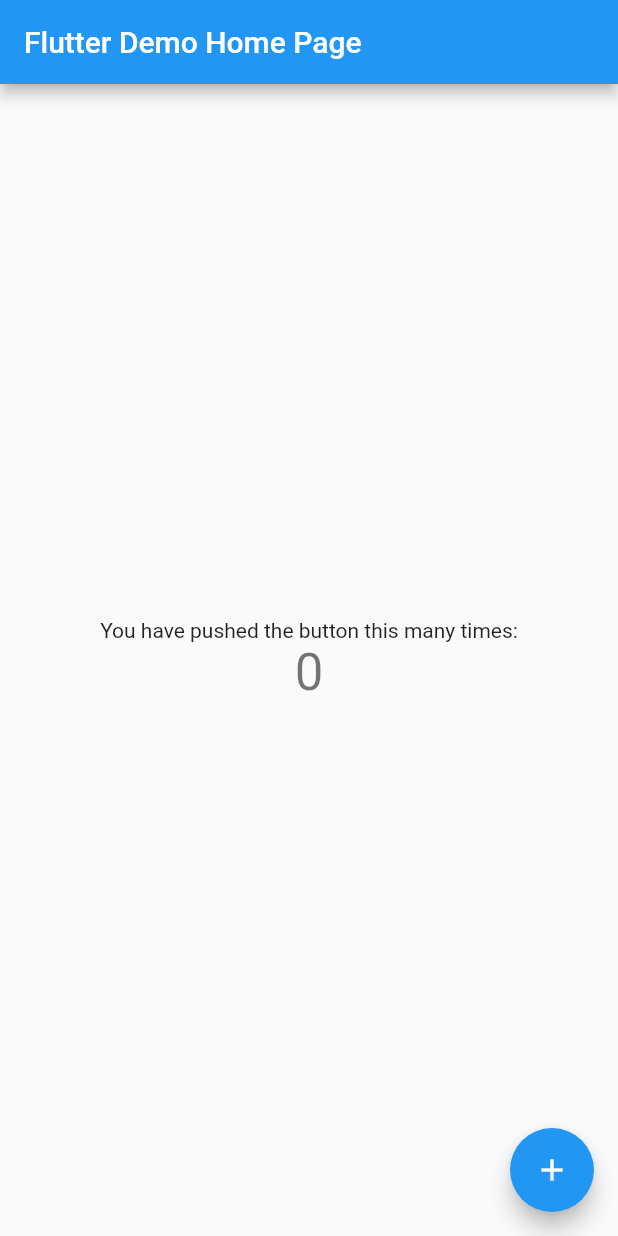
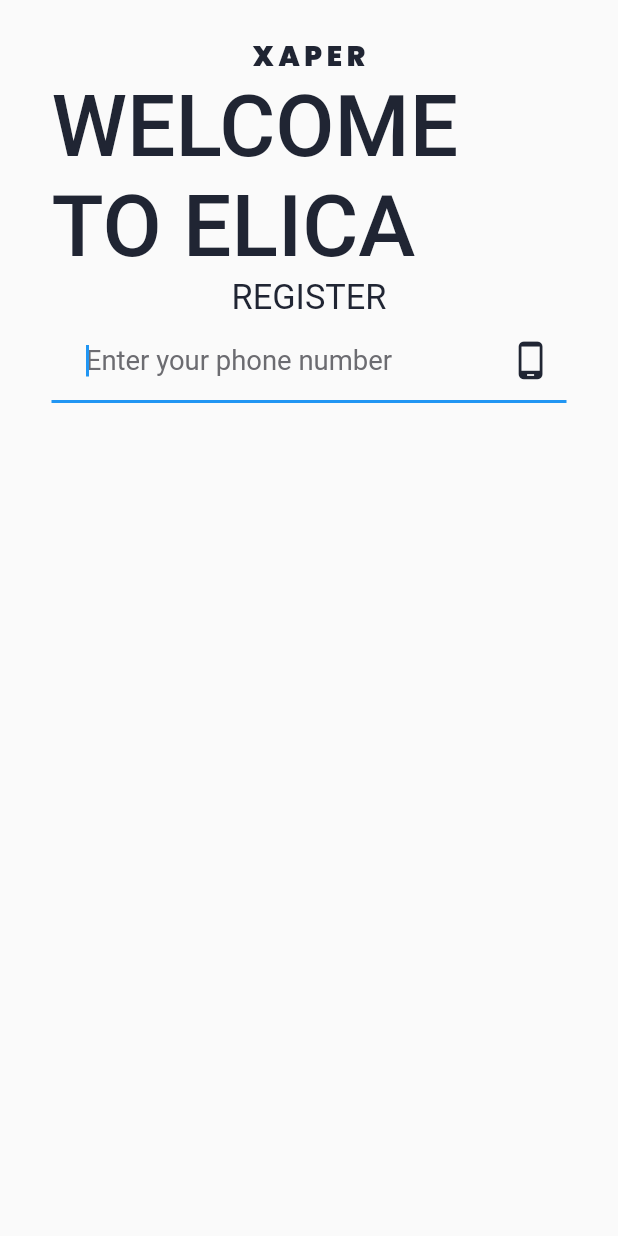
Before and after one commit to farrux025/smart_car_app, a Flutter app: the screen it shows after launch, on a phone screen of 412 x 824 dp. Run offline on Flutter 3.47's test engine with Material 2 defaults, Android fonts, the light colour scheme and no system bars; our stand-ins replace flutter_screenutil.

Commit message:
create register_screen.dart

```diff
--- /dev/null
+++ b/lib/components/app_text.dart
@@ -0,0 +1,37 @@
+import 'package:flutter/material.dart';
+
+class AppText extends StatelessWidget {
+  String text;
+  double? size;
+  Color? textColor;
+  FontWeight? fontWeight;
+  int? maxLines;
+  TextAlign? textAlign;
+  TextDecoration? textDecoration;
+  String? fontFamily;
+
+  AppText(this.text,
+      {super.key,
+      this.size,
+      this.textColor,
+      this.textAlign,
+      this.fontWeight,
+      this.textDecoration,
+      this.fontFamily,
+      this.maxLines});
+
+  @override
+  Widget build(BuildContext context) {
+    return Text(
+      text,
+      style: TextStyle(
+          color: textColor,
+          fontWeight: fontWeight,
+          fontSize: size,
+          fontFamily: fontFamily,
+          decoration: textDecoration),
+      maxLines: maxLines,
+      textAlign: textAlign,
+    );
+  }
+}
--- /dev/null
+++ b/lib/components/app_text_form_field.dart
@@ -0,0 +1,79 @@
+import 'package:flutter/material.dart';
+import 'package:flutter/services.dart';
+import 'package:flutter_screenutil/flutter_screenutil.dart';
+
+import '../constants/color.dart';
+
+class AppTextFormField extends StatelessWidget {
+  String? labelText;
+  FormFieldValidator<String>? validator;
+  TextEditingController? textEditingController;
+  Icon? prefixIcon;
+  List<TextInputFormatter>? inputFormatter;
+  Widget? prefix;
+  Widget? suffixIcon;
+  String? hint;
+  int? maxLines;
+  int? maxLength;
+  TextInputType? keyboardType;
+  ValueChanged<String>? onChanged;
+  bool? autoFocus;
+
+  AppTextFormField(
+      {this.labelText,
+      this.validator,
+      this.textEditingController,
+      this.prefixIcon,
+      this.inputFormatter,
+      this.prefix,
+      this.suffixIcon,
+      this.hint,
+      this.maxLines,
+      this.maxLength,
+      this.keyboardType,
+      this.onChanged,
+      this.autoFocus,
+      Key? key})
+      : super(key: key);
+
+  @override
+  Widget build(BuildContext context) {
+    return TextFormField(
+      validator: validator,
+      controller: textEditingController,
+      maxLines: maxLines,
+      maxLength: maxLength,
+      style: TextStyle(fontSize: 16.sp),
+      inputFormatters: inputFormatter,
+      keyboardType: keyboardType,
+      autofocus: autoFocus ?? true,
+      onChanged: onChanged,
+      decoration: InputDecoration(
+        labelText: labelText,
+        hintText: hint,
+        contentPadding: EdgeInsets.symmetric(vertical: 15.h, horizontal: 20.w),
+        hintStyle: TextStyle(fontSize: 16.sp, color: AppColor.buttonRightColor),
+        prefix: prefix,
+        prefixIcon: getPrefixIcon(),
+        suffixIcon: suffixIcon,
+        // border: OutlineInputBorder(borderRadius: BorderRadius.circular(10.r)),
+        // enabledBorder: OutlineInputBorder(
+        //     borderRadius: BorderRadius.circular(15.r),
+        //     borderSide: BorderSide(color: AppColor.buttonColor)),
+        fillColor: Colors.black26,
+      ),
+    );
+  }
+
+  getPrefixIcon() {
+    return prefixIcon != null
+        ? Padding(
+            padding: EdgeInsets.symmetric(horizontal: 15.w),
+            child: IconTheme(
+              data: const IconThemeData(color: AppColor.textColor),
+              child: prefixIcon!,
+            ),
+          )
+        : null;
+  }
+}
--- /dev/null
+++ b/lib/constants/color.dart
@@ -0,0 +1,11 @@
+import 'dart:ui';
+
+class AppColor {
+  static const secondary = Color(0xFFDDE6FF);
+  static const white = Color(0xFFFFFFFF);
+  static const textColor = Color(0xFF202533);
+  static const textColorBlue = Color(0xFF4860AA);
+  static const buttonLeftColor = Color(0xFF202533);
+  static const buttonRightColor = Color(0xFF6C6C71);
+  static const backgroundColor = Color(0xFFDEE0E5);
+}
--- a/lib/constants/routes.dart
+++ b/lib/constants/routes.dart
@@ -1,15 +1,18 @@
 import 'package:flutter/cupertino.dart';
-import 'package:smart_car_app/views/home.dart';
+import 'package:smart_car_app/views/auth/register_screen.dart';
+import 'package:smart_car_app/views/home/home.dart';
 
 class Routes {
   static const home = "/home";
+  static const register = "/register-screen";
 
   static Map<String, WidgetBuilder> routesMap() {
     return {
       // home
       Routes.home: (context) => const HomeScreen(),
 
-      // test
+      // register
+      Routes.register: (context) => const RegisterScreen(),
     };
   }
 }
--- a/lib/main.dart
+++ b/lib/main.dart
@@ -1,4 +1,6 @@
 import 'package:flutter/material.dart';
+import 'package:flutter_screenutil/flutter_screenutil.dart';
+import 'package:smart_car_app/constants/routes.dart';
 
 void main() {
   runApp(const MyApp());
@@ -7,100 +9,23 @@
 class MyApp extends StatelessWidget {
   const MyApp({super.key});
 
+  static final GlobalKey<NavigatorState> navigatorKey =
+      GlobalKey<NavigatorState>();
+
   // This widget is the root of your application.
   @override
   Widget build(BuildContext context) {
-    return MaterialApp(
-      title: 'Flutter Demo',
-      theme: ThemeData(
-        primarySwatch: Colors.blue,
+    return ScreenUtilInit(
+      designSize: const Size(360, 690),
+      minTextAdapt: true,
+      splitScreenMode: true,
+      builder: () => MaterialApp(
+        title: 'Smart Car App',
+        navigatorKey: MyApp.navigatorKey,
+        theme: ThemeData(primarySwatch: Colors.blue),
+        routes: Routes.routesMap(),
+        initialRoute: Routes.register,
       ),
-      home: const MyHomePage(title: 'Flutter Demo Home Page'),
     );
   }
 }
-
-class MyHomePage extends StatefulWidget {
-  const MyHomePage({super.key, required this.title});
-
-  // This widget is the home page of your application. It is stateful, meaning
-  // that it has a State object (defined below) that contains fields that affect
-  // how it looks.
-
-  // This class is the configuration for the state. It holds the values (in this
-  // case the title) provided by the parent (in this case the App widget) and
-  // used by the build method of the State. Fields in a Widget subclass are
-  // always marked "final".
-
-  final String title;
-
-  @override
-  State<MyHomePage> createState() => _MyHomePageState();
-}
-
-class _MyHomePageState extends State<MyHomePage> {
-  int _counter = 0;
-
-  void _incrementCounter() {
-    setState(() {
-      // This call to setState tells the Flutter framework that something has
-      // changed in this State, which causes it to rerun the build method below
-      // so that the display can reflect the updated values. If we changed
-      // _counter without calling setState(), then the build method would not be
-      // called again, and so nothing would appear to happen.
-      _counter++;
-    });
-  }
-
-  @override
-  Widget build(BuildContext context) {
-    // This method is rerun every time setState is called, for instance as done
-    // by the _incrementCounter method above.
-    //
-    // The Flutter framework has been optimized to make rerunning build methods
-    // fast, so that you can just rebuild anything that needs updating rather
-    // than having to individually change instances of widgets.
-    return Scaffold(
-      appBar: AppBar(
-        // Here we take the value from the MyHomePage object that was created by
-        // the App.build method, and use it to set our appbar title.
-        title: Text(widget.title),
-      ),
-      body: Center(
-        // Center is a layout widget. It takes a single child and positions it
-        // in the middle of the parent.
-        child: Column(
-          // Column is also a layout widget. It takes a list of children and
-          // arranges them vertically. By default, it sizes itself to fit its
-          // children horizontally, and tries to be as tall as its parent.
-          //
-          // Invoke "debug painting" (press "p" in the console, choose the
-          // "Toggle Debug Paint" action from the Flutter Inspector in Android
-          // Studio, or the "Toggle Debug Paint" command in Visual Studio Code)
-          // to see the wireframe for each widget.
-          //
-          // Column has various properties to control how it sizes itself and
-          // how it positions its children. Here we use mainAxisAlignment to
-          // center the children vertically; the main axis here is the vertical
-          // axis because Columns are vertical (the cross axis would be
-          // horizontal).
-          mainAxisAlignment: MainAxisAlignment.center,
-          children: <Widget>[
-            const Text(
-              'You have pushed the button this many times:',
-            ),
-            Text(
-              '$_counter',
-              style: Theme.of(context).textTheme.headline4,
-            ),
-          ],
-        ),
-      ),
-      floatingActionButton: FloatingActionButton(
-        onPressed: _incrementCounter,
-        tooltip: 'Increment',
-        child: const Icon(Icons.add),
-      ), // This trailing comma makes auto-formatting nicer for build methods.
-    );
-  }
-}
--- /dev/null
+++ b/lib/views/auth/register_screen.dart
@@ -0,0 +1,51 @@
+import 'package:flutter/material.dart';
+import 'package:flutter_screenutil/flutter_screenutil.dart';
+import 'package:smart_car_app/components/app_text.dart';
+import 'package:smart_car_app/components/app_text_form_field.dart';
+import 'package:smart_car_app/constants/color.dart';
+
+class RegisterScreen extends StatelessWidget {
+  const RegisterScreen({super.key});
+
+  @override
+  Widget build(BuildContext context) {
+    return Scaffold(
+      body: SafeArea(
+        child: Container(
+          height: ScreenUtil().screenHeight,
+          padding: EdgeInsets.symmetric(horizontal: 30.w, vertical: 20.h),
+          child: Column(
+            children: [
+              Flexible(
+                  flex: 1,
+                  child: AppText("X A P E R",
+                      size: 16.sp,
+                      textAlign: TextAlign.left,
+                      fontFamily: 'Poppins Black',
+                      fontWeight: FontWeight.w900,
+                      textColor: AppColor.textColor)),
+              Flexible(
+                  flex: 3,
+                  child: AppText("WELCOME TO ELICA",
+                      size: 50.sp,
+                      fontWeight: FontWeight.w500,
+                      maxLines: 2,
+                      textColor: AppColor.textColor)),
+              Flexible(
+                  flex: 2,
+                  child: AppText("REGISTER",
+                      size: 20.sp,
+                      fontWeight: FontWeight.w400,
+                      textColor: AppColor.textColor)),
+              Flexible(
+                  child: AppTextFormField(
+                      hint: 'Enter your phone number',
+                      suffixIcon: Icon(Icons.phone_android,
+                          color: AppColor.textColor, size: 24.sp)))
+            ],
+          ),
+        ),
+      ),
+    );
+  }
+}
```
Also changed, not shown: pubspec.yaml (+10 -7 lines), assets/fonts/PoppinsBlack.ttf (added), lib/views/home/home.dart (renamed from lib/views/home.dart), pubspec.lock, 6 other files.
